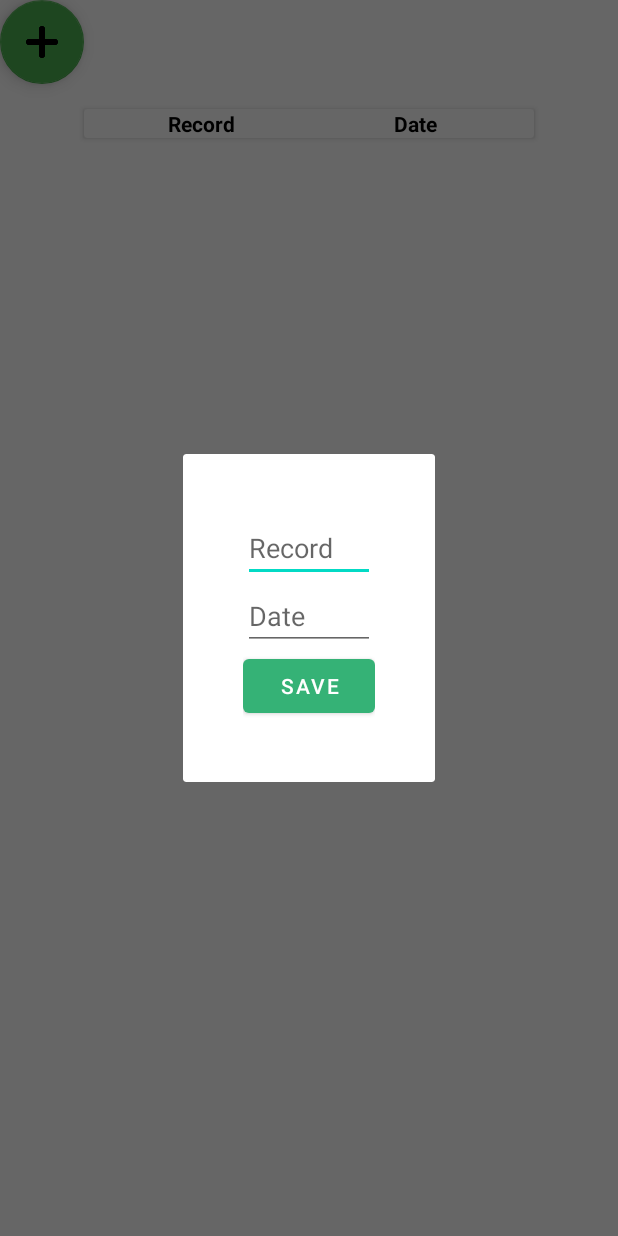
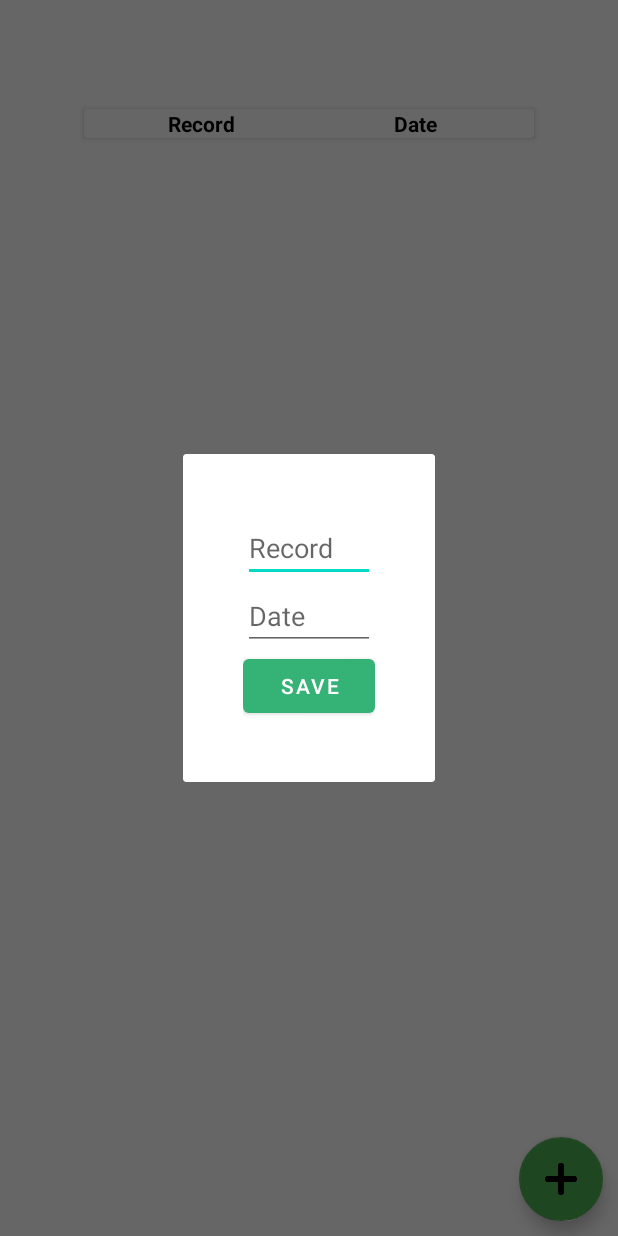
Before and after one commit to karman07/Pebuplan, an Android app: the fragment RecordFragment placed in its activity, after a tap on an icon or button, on a phone screen of 412 x 824 dp. Run offline under Robolectric (Android 15) with nearby library versions, the phone set to English and light mode, and no system bars; 8 statements that could not run were skipped.

Commit message:
"Fixed fab button"

```diff
--- a/app/src/main/res/layout/fragment_record.xml
+++ b/app/src/main/res/layout/fragment_record.xml
@@ -64,7 +64,8 @@
         android:layout_height="wrap_content"
         android:src="@drawable/plus_icon"
         app:backgroundTint="@color/green"
-        tools:layout_editor_absoluteX="355dp"
-        tools:layout_editor_absoluteY="675dp" />
+        android:layout_margin="10dp"
+        app:layout_constraintEnd_toEndOf="parent"
+        app:layout_constraintBottom_toBottomOf="parent"/>
 
 </androidx.constraintlayout.widget.ConstraintLayout>
```
